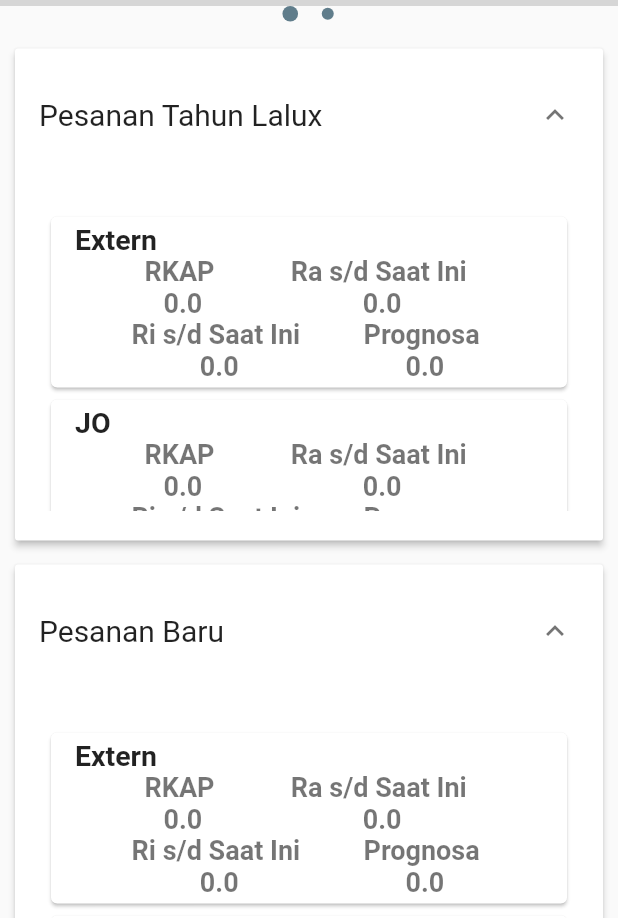
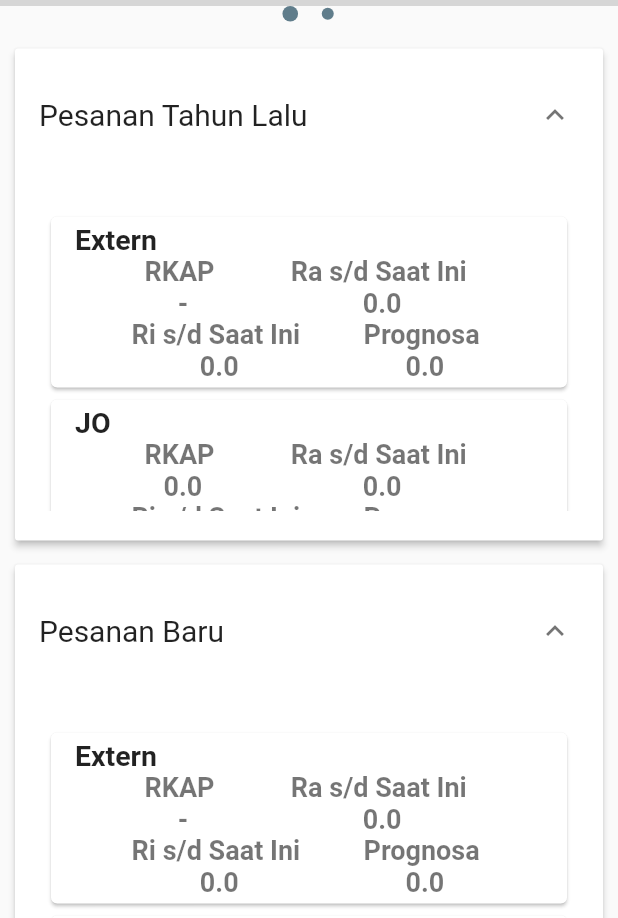
Before and after one commit to yusufhacktiv8/wrk_mobile, a Flutter app: the HasilUsahaPage screen opened directly, scrolled down 35 dp, on a phone screen of 412 x 824 dp. Shown: the part 165-1083 px from the top of the screen. Run offline on Flutter 3.47's test engine with Material 2 defaults, Android fonts, the phone set to English and light mode, and no system bars; our stand-ins replace charts_flutter, event_bus; missing offline and left inert: month_picker_strip; network calls fail; statements that could not run were skipped; grey boxes are pictures that could not be loaded.

Commit message:
Hasil usaha sub item call api

```diff
--- a/lib/pages/hasilusaha/HasilUsahaItem.dart
+++ b/lib/pages/hasilusaha/HasilUsahaItem.dart
@@ -4,9 +4,10 @@ import 'package:dashboard/models/Project.dart';
 
 class HasilUsahaItem extends StatefulWidget {
   final String title;
+  final String dataRoot;
   Map<String, dynamic> data;
 
-  HasilUsahaItem({Key key, this.title, this.data}) : super(key: key);
+  HasilUsahaItem({Key key, this.title, this.data, this.dataRoot}) : super(key: key);
 
   HasilUsahaItemState createState() => new HasilUsahaItemState();
 }
@@ -48,7 +49,7 @@ class HasilUsahaItemState extends State<HasilUsahaItem> {
                   return new ListTile(
 //                      leading: item.iconpic,
                       title: new Text(
-                    'Pesanan Tahun Lalux',
+                    'Pesanan Tahun Lalu',
                     textAlign: TextAlign.left,
                     style: new TextStyle(
                       fontSize: 20.0,
@@ -62,7 +63,7 @@ class HasilUsahaItemState extends State<HasilUsahaItem> {
                     child: new Column(children: <Widget>[
                       Container(
                         height: 200.0,
-                        child: HasilUsahaSubItem(project: Project()),
+                        child: HasilUsahaSubItem(data: widget.data != null ? widget.data[widget.dataRoot]["pesananTahunLalu"] : null),
                       )
                     ])),
               ),
@@ -85,7 +86,7 @@ class HasilUsahaItemState extends State<HasilUsahaItem> {
                     child: new Column(children: <Widget>[
                       Container(
                         height: 200.0,
-                        child: HasilUsahaSubItem(project: Project()),
+                        child: HasilUsahaSubItem(data: widget.data != null ? widget.data[widget.dataRoot]["pesananBaru"] : null),
                       )
                     ])),
               )
--- a/lib/pages/hasilusaha/HasilUsahaPage.dart
+++ b/lib/pages/hasilusaha/HasilUsahaPage.dart
@@ -77,7 +77,7 @@ class _HasilUsahaPageState extends State<HasilUsahaPage> {
             physics: new AlwaysScrollableScrollPhysics(),
             controller: _controller,
             children: <Widget>[
-              HasilUsahaItem(title: "Kontrak Dihadapi", data: _data),
+              HasilUsahaItem(title: "Kontrak Dihadapi", data: _data, dataRoot: "kontrakDihadapi",),
               Text("World"),
             ],
           ))
@@ -102,7 +102,8 @@ class _HasilUsahaPageState extends State<HasilUsahaPage> {
       var response = await request.close();
       if (response.statusCode == HttpStatus.OK) {
         var jsonString = await response.transform(UTF8.decoder).join();
-        _data = json.decode(jsonString);
+        Map<String, dynamic> revenueData = json.decode(jsonString);
+        _data = json.decode(revenueData["data"]);
       }
       else{
         this._data = null;
--- a/lib/pages/hasilusaha/HasilUsahaSubItem.dart
+++ b/lib/pages/hasilusaha/HasilUsahaSubItem.dart
@@ -4,13 +4,20 @@ import 'package:intl/intl.dart';
 
 class HasilUsahaSubItem extends StatelessWidget {
 
-  final Project project;
+  Map<String, dynamic> data;
   final f = new DateFormat('dd/MM/yyyy');
+  final fn = new NumberFormat("#,###.00");
 
-  HasilUsahaSubItem({Key key, this.project}) : super(key: key);
+  HasilUsahaSubItem({Key key, this.data}) : super(key: key);
 
   @override
   Widget build(BuildContext context) {
+
+    dynamic rkapExternLalu = data != null && data["extern"]["rkap"] != null? data["extern"]["rkap"] : null;
+    String rkapExternLaluText = "-";
+    if (rkapExternLalu != null) {
+      rkapExternLaluText = fn.format((rkapExternLalu as num).toDouble());
+    }
 
     return ListView(
       children: <Widget>[
@@ -25,7 +32,7 @@ class HasilUsahaSubItem extends StatelessWidget {
                     Column(
                       children: <Widget>[
                         Text("RKAP ", style: TextStyle(fontSize: 18.0, fontWeight: FontWeight.bold)),
-                        Text("0.0", style: TextStyle(fontSize: 18.0, fontWeight: FontWeight.bold)),
+                        Text(rkapExternLaluText, style: TextStyle(fontSize: 18.0, fontWeight: FontWeight.bold)),
                       ],
                     ),
                     Column(
```
